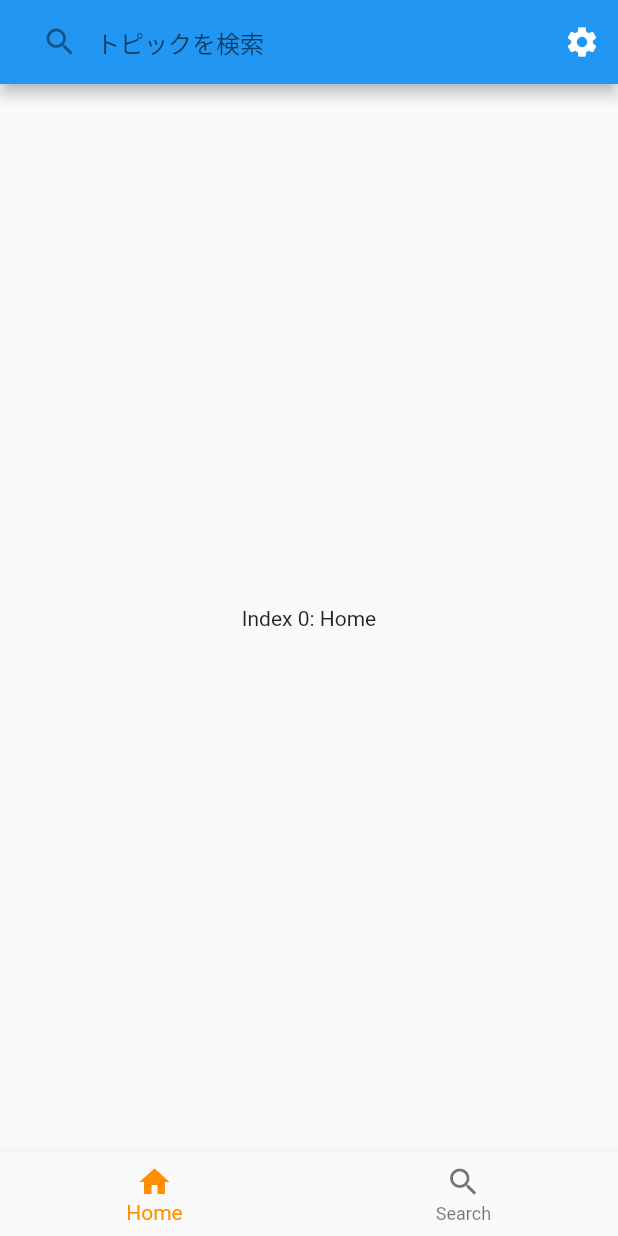
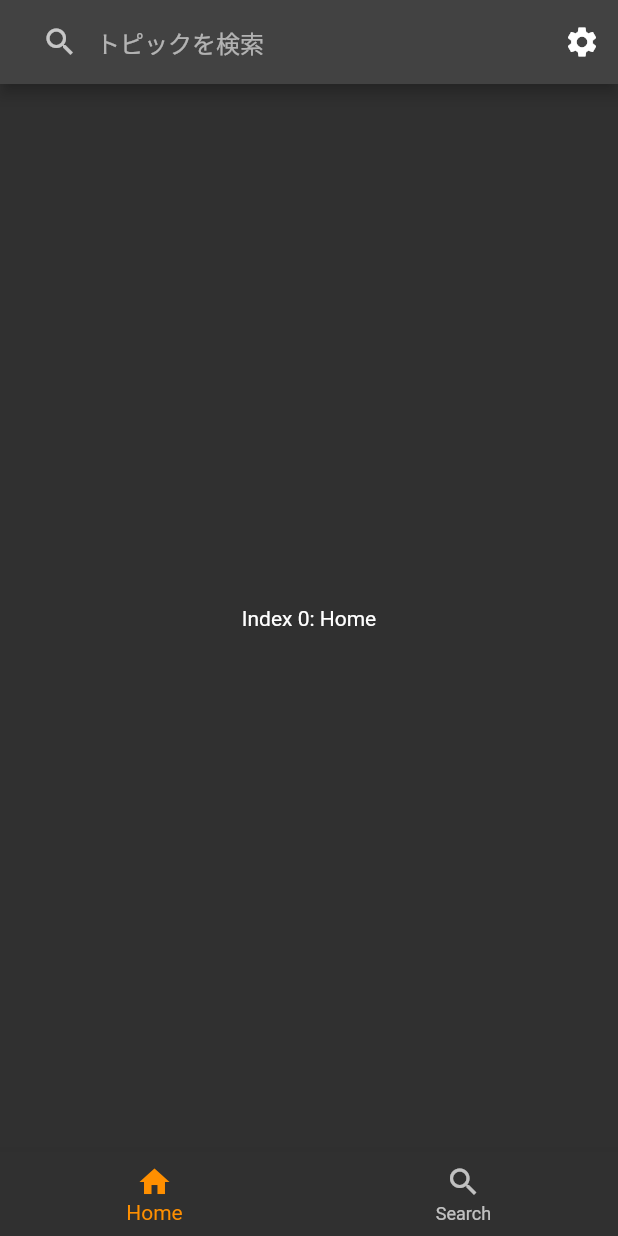
Before and after one commit to takeruk-com/chatachata, a Flutter app: the screen it shows after launch, on a phone screen of 412 x 824 dp. Run offline on Flutter 3.47's test engine with Material 2 defaults, Android fonts, the phone set to English and light mode, and no system bars.

Commit message:
追加：テーマカラーとダークモード
テーマカラーをライムに変更。
ダークテーマを追加。
とりあえずテーマモードをダークモードに設定。

```diff
--- a/flutter_application/lib/main.dart
+++ b/flutter_application/lib/main.dart
@@ -14,8 +14,10 @@ class MyApp extends StatelessWidget {
     return MaterialApp(
       title: 'Flutter Demo',
       theme: ThemeData(
-        primarySwatch: Colors.blue,
+        primarySwatch: Colors.lime,
       ),
+      darkTheme: ThemeData.dark(),
+      themeMode: ThemeMode.dark,
       home: const BarWidget(),
     );
   }
```
